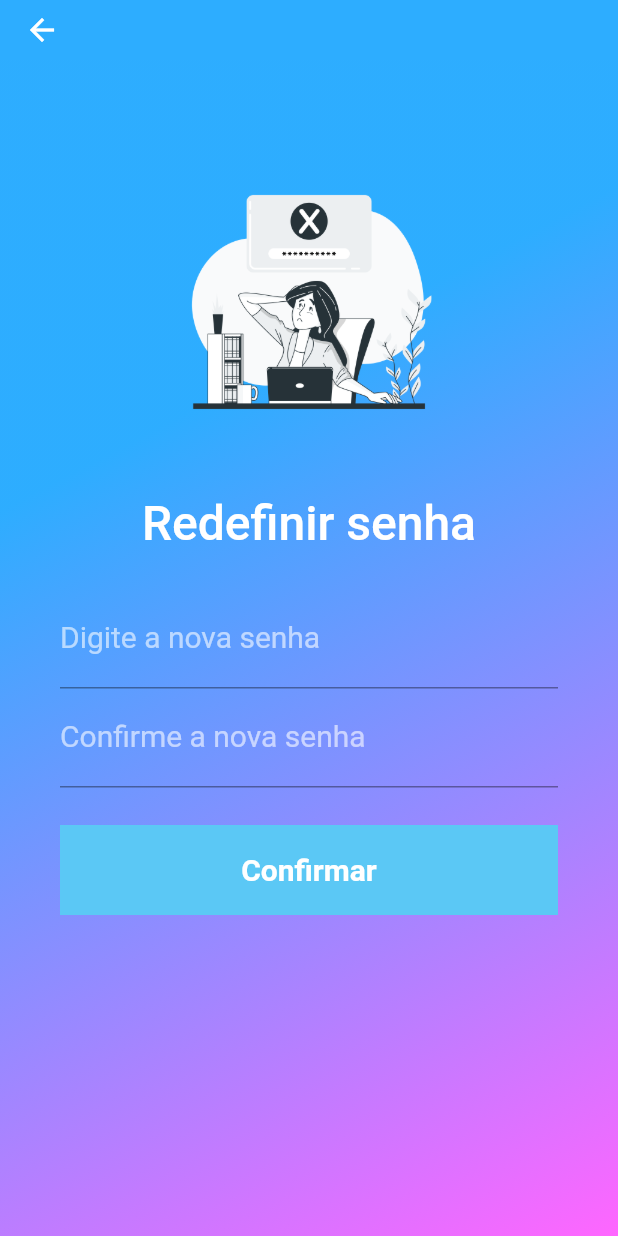
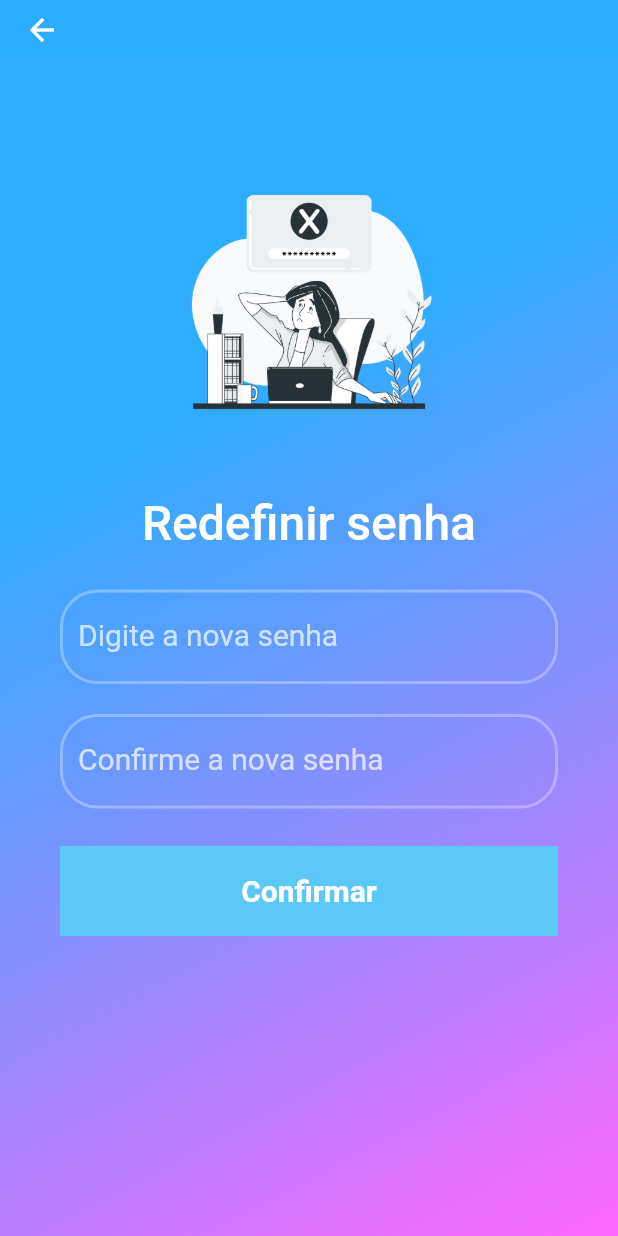
Before and after one commit to GabrielBorgesC19/Estimulo2020, a Flutter app: the PasswordRedifinedPage screen opened directly with empty values, on a phone screen of 412 x 824 dp. Run offline on Flutter 3.47's test engine with Material 2 defaults, Android fonts, the phone set to English and light mode, and no system bars; our stand-ins replace carousel_slider, fluttertoast, youtube_player_flutter; network calls fail.

Commit message:
Melhorando pacotes

```diff
--- a/lib/controllers/login.controller.dart
+++ b/lib/controllers/login.controller.dart
@@ -1,7 +1,7 @@
 import 'dart:convert';
 import 'dart:async';
 
-import 'package:doglife/pages/home.page.dart';
+import 'package:estimulo2020/pages/home.page.dart';
 import 'package:flutter/material.dart';
 import 'package:fluttertoast/fluttertoast.dart';
 import 'package:http/http.dart' as http;
--- a/lib/main.dart
+++ b/lib/main.dart
@@ -1,6 +1,4 @@
-import 'package:doglife/pages/login.page.dart';
-import 'package:doglife/pages/menumentor.page.dart';
-import 'package:doglife/pages/reports.page.dart';
+import 'package:estimulo2020/pages/login.page.dart';
 import 'package:flutter/material.dart';
 
 void main() => runApp(MyApp());
@@ -10,7 +8,7 @@ class MyApp extends StatelessWidget {
   @override
   Widget build(BuildContext context) {
     return MaterialApp(
-      title: 'Dog Life',
+      title: 'Estimulo 2020',
       debugShowCheckedModeBanner: false,
       theme: ThemeData(
         primaryColor: Colors.white,
--- a/lib/pages/acompanhamento.page.dart
+++ b/lib/pages/acompanhamento.page.dart
@@ -1,4 +1,4 @@
-import 'package:doglife/pages/reports.page.dart';
+import 'package:estimulo2020/pages/reports.page.dart';
 import 'package:flutter/material.dart';
 
 class Acompanhamento extends StatelessWidget {
--- a/lib/pages/mentoria.page.dart
+++ b/lib/pages/mentoria.page.dart
@@ -1,4 +1,4 @@
-import 'package:doglife/pages/home.page.dart';
+import 'package:estimulo2020/pages/home.page.dart';
 import 'package:flutter/material.dart';
 
 class Mentoria extends StatelessWidget {
--- a/lib/pages/menumentor.page.dart
+++ b/lib/pages/menumentor.page.dart
@@ -1,4 +1,4 @@
-import 'package:doglife/pages/mentoria.page.dart';
+import 'package:estimulo2020/pages/mentoria.page.dart';
 import 'package:flutter/material.dart';
 
 class MenuMentor extends StatelessWidget {
--- a/lib/pages/password.redifined.page.dart
+++ b/lib/pages/password.redifined.page.dart
@@ -1,5 +1,5 @@
-import 'package:doglife/controllers/password.redefined.controller.dart';
-import 'package:doglife/pages/login.page.dart';
+import 'package:estimulo2020/controllers/password.redefined.controller.dart';
+import 'package:estimulo2020/pages/login.page.dart';
 import 'package:flutter/material.dart';
 
 class PasswordRedifinedPage extends StatelessWidget {
@@ -78,23 +78,46 @@ class PasswordRedifinedPage extends StatelessWidget {
                         keyboardType: TextInputType.text,
                         obscureText: true,
                         decoration: InputDecoration(
+                          enabledBorder: new OutlineInputBorder(
+                            borderRadius: new BorderRadius.circular(25.0),
+                            borderSide: new BorderSide(
+                                color: Colors.white30, width: 2.0),
+                          ),
+                          focusedBorder: new OutlineInputBorder(
+                            borderRadius: new BorderRadius.circular(25.0),
+                            borderSide: new BorderSide(
+                                color: Colors.white30, width: 2.0),
+                          ),
                           labelText: "Digite a nova senha",
                           labelStyle: TextStyle(
-                            color: Colors.white60,
+                            color: Colors.white70,
                             fontWeight: FontWeight.w400,
                             fontSize: 20,
                           ),
                         ),
                         style: TextStyle(fontSize: 20, color: Colors.white),
                       ),
+                      SizedBox(
+                        height: 20,
+                      ),
                       TextFormField(
                         controller: _verifyPasswordController,
                         keyboardType: TextInputType.text,
                         obscureText: true,
                         decoration: InputDecoration(
+                          enabledBorder: new OutlineInputBorder(
+                            borderRadius: new BorderRadius.circular(25.0),
+                            borderSide: new BorderSide(
+                                color: Colors.white30, width: 2.0),
+                          ),
+                          focusedBorder: new OutlineInputBorder(
+                            borderRadius: new BorderRadius.circular(25.0),
+                            borderSide: new BorderSide(
+                                color: Colors.white30, width: 2.0),
+                          ),
                           labelText: "Confirme a nova senha",
                           labelStyle: TextStyle(
-                            color: Colors.white60,
+                            color: Colors.white70,
                             fontWeight: FontWeight.w400,
                             fontSize: 20,
                           ),
--- a/lib/pages/profile.page.dart
+++ b/lib/pages/profile.page.dart
@@ -1,4 +1,4 @@
-import 'package:doglife/controllers/profile.controller.dart';
+import 'package:estimulo2020/controllers/profile.controller.dart';
 import 'package:flutter/material.dart';
 
 class ProfilePage extends StatefulWidget {
--- a/lib/pages/reset-password.page.dart
+++ b/lib/pages/reset-password.page.dart
@@ -1,6 +1,6 @@
 import 'package:flutter/material.dart';
-import 'package:doglife/pages/code.password.page.dart';
-import 'package:doglife/controllers/reset-password.controller.dart';
+import 'package:estimulo2020/pages/code.password.page.dart';
+import 'package:estimulo2020/controllers/reset-password.controller.dart';
 
 class ResetPasswordPage extends StatelessWidget {
   final _resetPasswordController = new ResetPasswordController();
--- a/lib/pages/signup.page.dart
+++ b/lib/pages/signup.page.dart
@@ -236,7 +236,7 @@ class SignupPage extends StatelessWidget {
               height: 60,
               alignment: Alignment.centerLeft,
               decoration: BoxDecoration(
-                color: Colors.blue[600],
+                color: Color(0XFF5BC8F5),
                 borderRadius: BorderRadius.all(
                   Radius.circular(5),
                 ),
--- a/pubspec.yaml
+++ b/pubspec.yaml
@@ -1,4 +1,4 @@
-name: doglife
+name: estimulo2020
 description: Aplicativo Estimulo 2020.
 
 # The following defines the version and build number for your application.
```
Also changed, not shown: lib/pages/code.password.page.dart (+14 -4 lines), lib/pages/home.page.dart (+6 -6 lines), lib/pages/login.page.dart (+4 -4 lines), 8 other files.
